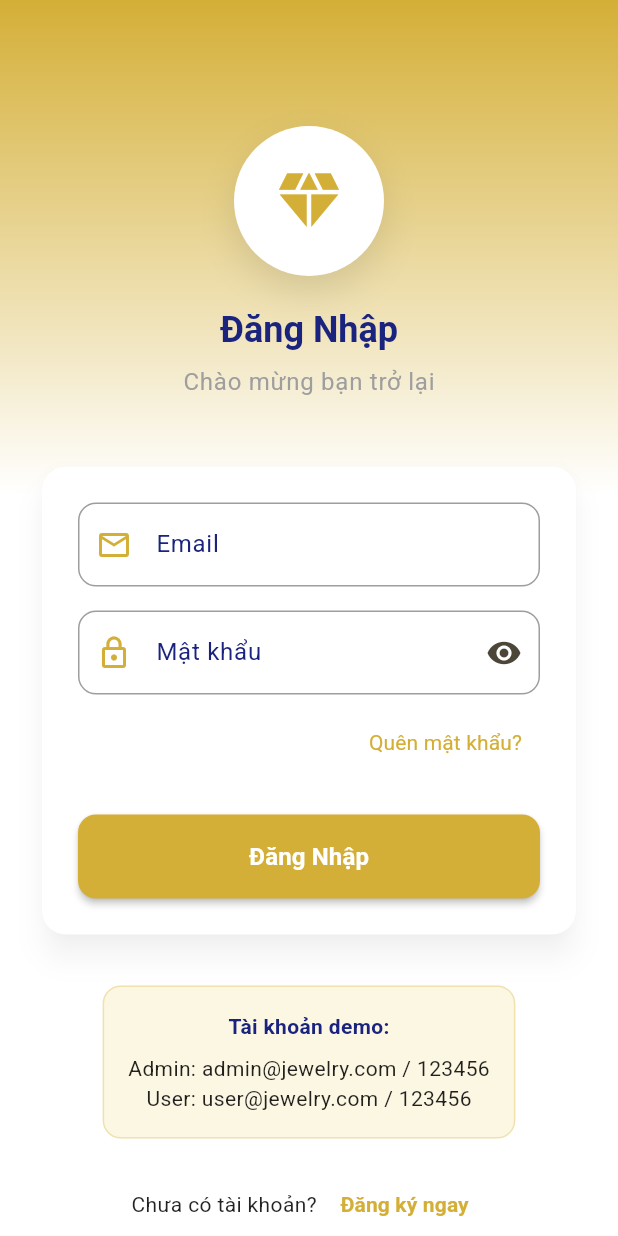
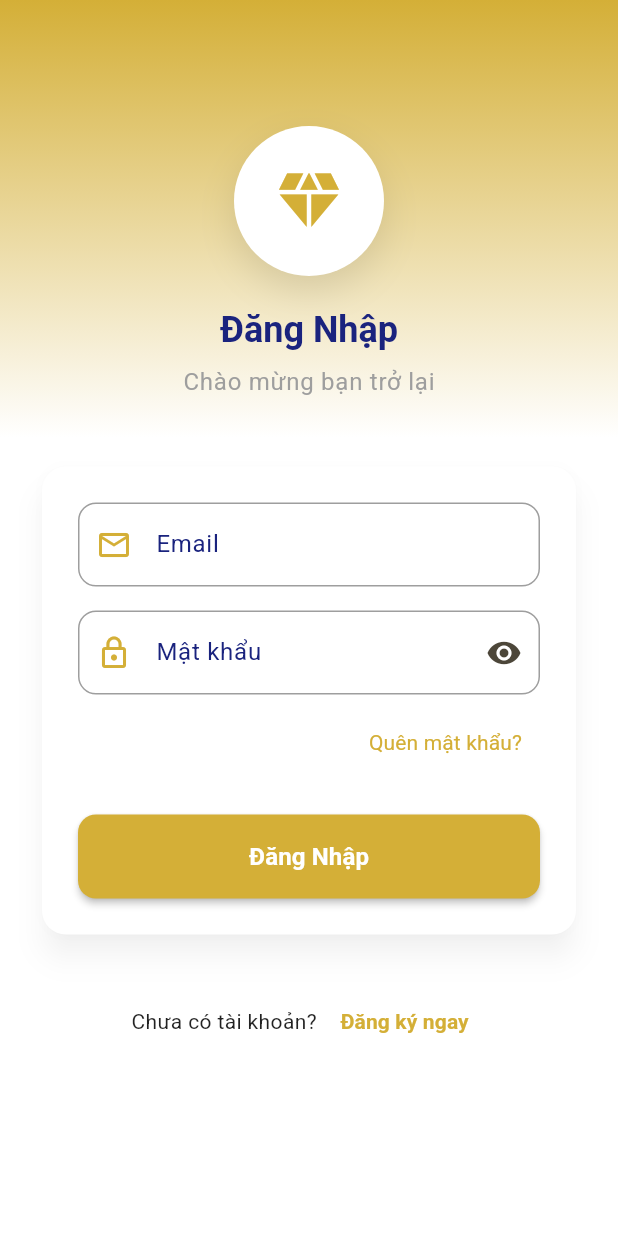
Before and after one commit to nguyenhoangtamm/Jewelry-Shop, a Flutter app: the screen it shows after launch, on a phone screen of 412 x 824 dp. Run offline on Flutter 3.47's test engine with Material 3 defaults, Android fonts, the light colour scheme and no system bars; our stand-ins replace cached_network_image, go_router, shared_preferences; accounts and stored records are empty.

Commit message:
Đã chỉnh lại giao diện trang login_screen.dart

```diff
--- a/lib/screens/auth/login_screen.dart
+++ b/lib/screens/auth/login_screen.dart
@@ -39,7 +39,6 @@ class _LoginScreenState extends State<LoginScreen> {
 
     if (mounted) {
       if (success) {
-        // Navigation is handled by GoRouter redirect
         if (authService.isAdmin) {
           context.go('/admin');
         } else {
@@ -74,7 +73,6 @@ class _LoginScreenState extends State<LoginScreen> {
             child: Column(
               children: [
                 const SizedBox(height: 60),
-                // Logo and title
                 Container(
                   width: 100,
                   height: 100,
@@ -99,9 +97,9 @@ class _LoginScreenState extends State<LoginScreen> {
                 Text(
                   'Đăng Nhập',
                   style: Theme.of(context).textTheme.headlineMedium?.copyWith(
-                    color: AppTheme.deepBlue,
-                    fontWeight: FontWeight.bold,
-                  ),
+                        color: AppTheme.deepBlue,
+                        fontWeight: FontWeight.bold,
+                      ),
                 ),
                 const SizedBox(height: 8),
                 Text(
@@ -111,7 +109,6 @@ class _LoginScreenState extends State<LoginScreen> {
                   ).textTheme.bodyLarge?.copyWith(color: AppTheme.silverGray),
                 ),
                 const SizedBox(height: 40),
-                // Login form
                 Card(
                   elevation: 8,
                   shape: RoundedRectangleBorder(
@@ -173,7 +170,6 @@ class _LoginScreenState extends State<LoginScreen> {
                             alignment: Alignment.centerRight,
                             child: TextButton(
                               onPressed: () {
-                                // TODO: Implement forgot password
                                 ScaffoldMessenger.of(context).showSnackBar(
                                   const SnackBar(
                                     content: Text('Chức năng sẽ được cập nhật'),
@@ -203,33 +199,6 @@ class _LoginScreenState extends State<LoginScreen> {
                   ),
                 ),
                 const SizedBox(height: 30),
-                // Demo credentials info
-                Container(
-                  padding: const EdgeInsets.all(16),
-                  decoration: BoxDecoration(
-                    color: AppTheme.lightGold.withOpacity(0.3),
-                    borderRadius: BorderRadius.circular(12),
-                    border: Border.all(
-                      color: AppTheme.primaryGold.withOpacity(0.3),
-                    ),
-                  ),
-                  child: Column(
-                    children: [
-                      const Text(
-                        'Tài khoản demo:',
-                        style: TextStyle(
-                          fontWeight: FontWeight.bold,
-                          color: AppTheme.deepBlue,
-                        ),
-                      ),
-                      const SizedBox(height: 8),
-                      const Text('Admin: admin@jewelry.com / 123456'),
-                      const Text('User: user@jewelry.com / 123456'),
-                    ],
-                  ),
-                ),
-                const SizedBox(height: 20),
-                // Register link
                 Row(
                   mainAxisAlignment: MainAxisAlignment.center,
                   children: [
```
